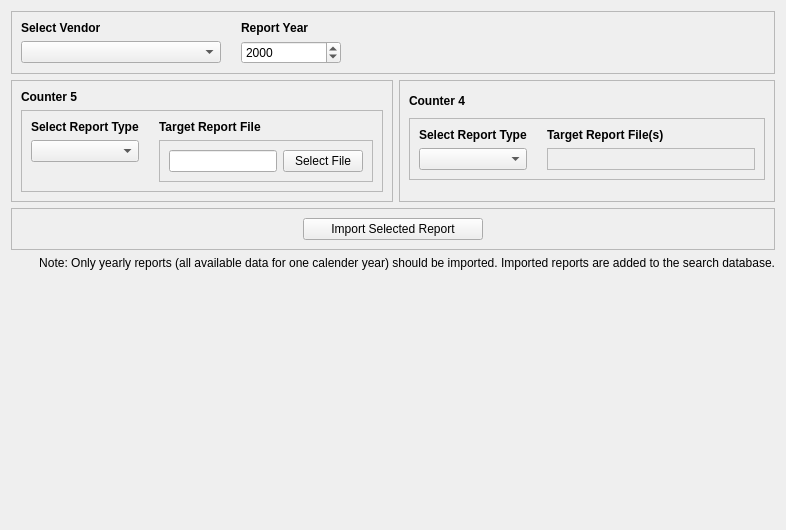
The window that ui/ImportReportTab.ui (CS-4820-Library-Project/COUNTER-5-Report-Tool-2020-5.0) describes before a commit, drawn with Qt 5.
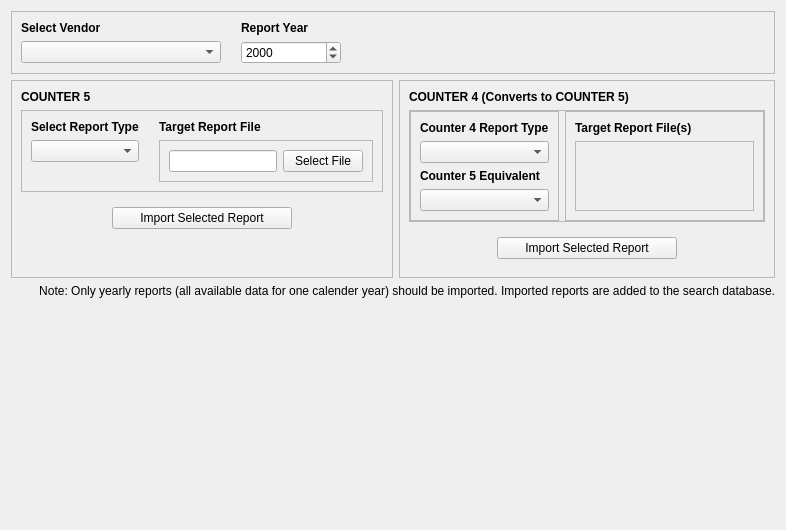
The same window after the commit. Icons and pictures are not drawn.

Commit message: Added equivalent combo box to import tab

The edit to the form file:
```diff
--- a/ui/ImportReportTab.ui
+++ b/ui/ImportReportTab.ui
@@ -139,7 +139,7 @@
             </font>
            </property>
            <property name="text">
-            <string>Counter 5</string>
+            <string>COUNTER 5</string>
            </property>
           </widget>
          </item>
@@ -222,6 +222,37 @@
            </layout>
           </widget>
          </item>
+         <item>
+          <widget class="QFrame" name="frame_25">
+           <property name="sizePolicy">
+            <sizepolicy hsizetype="Preferred" vsizetype="Fixed">
+             <horstretch>0</horstretch>
+             <verstretch>0</verstretch>
+            </sizepolicy>
+           </property>
+           <layout class="QGridLayout" name="gridLayout_8">
+            <item row="0" column="0">
+             <widget class="QPushButton" name="import_report_button_2">
+              <property name="sizePolicy">
+               <sizepolicy hsizetype="Fixed" vsizetype="Fixed">
+                <horstretch>0</horstretch>
+                <verstretch>0</verstretch>
+               </sizepolicy>
+              </property>
+              <property name="maximumSize">
+               <size>
+                <width>180</width>
+                <height>16777215</height>
+               </size>
+              </property>
+              <property name="text">
+               <string>Import Selected Report</string>
+              </property>
+             </widget>
+            </item>
+           </layout>
+          </widget>
+         </item>
          <item>
           <spacer name="verticalSpacer_2">
            <property name="orientation">
@@ -262,7 +293,7 @@
             </font>
            </property>
            <property name="text">
-            <string>Counter 4</string>
+            <string>COUNTER 4 (Converts to COUNTER 5)</string>
            </property>
           </widget>
          </item>
@@ -280,11 +311,29 @@
            <property name="frameShadow">
             <enum>QFrame::Raised</enum>
            </property>
-           <layout class="QGridLayout" name="gridLayout_3">
-            <property name="horizontalSpacing">
-             <number>20</number>
+           <layout class="QHBoxLayout" name="horizontalLayout_2">
+            <property name="leftMargin">
+             <number>0</number>
             </property>
-            <item row="0" column="0">
+            <property name="topMargin">
+             <number>0</number>
+            </property>
+            <property name="rightMargin">
+             <number>0</number>
+            </property>
+            <property name="bottomMargin">
+             <number>0</number>
+            </property>
+            <item>
+             <widget class="QFrame" name="frame_4">
+              <property name="frameShape">
+               <enum>QFrame::StyledPanel</enum>
+              </property>
+              <property name="frameShadow">
+               <enum>QFrame::Raised</enum>
+              </property>
+              <layout class="QVBoxLayout" name="verticalLayout_2">
+               <item>
              <widget class="QLabel" name="label_20">
               <property name="font">
                <font>
@@ -293,11 +342,42 @@
                </font>
               </property>
               <property name="text">
-               <string>Select Report Type</string>
+                  <string>Counter 4 Report Type</string>
               </property>
              </widget>
             </item>
-            <item row="0" column="1">
+               <item>
+                <widget class="QComboBox" name="c4_report_type_combo_box"/>
+               </item>
+               <item>
+                <widget class="QLabel" name="label_21">
+                 <property name="font">
+                  <font>
+                   <weight>75</weight>
+                   <bold>true</bold>
+                  </font>
+                 </property>
+                 <property name="text">
+                  <string>Counter 5 Equivalent</string>
+                 </property>
+                </widget>
+               </item>
+               <item>
+                <widget class="QComboBox" name="c4_report_type_equiv_combo_box"/>
+               </item>
+              </layout>
+             </widget>
+            </item>
+            <item>
+             <widget class="QFrame" name="frame_5">
+              <property name="frameShape">
+               <enum>QFrame::StyledPanel</enum>
+              </property>
+              <property name="frameShadow">
+               <enum>QFrame::Raised</enum>
+              </property>
+              <layout class="QVBoxLayout" name="verticalLayout_4">
+               <item>
              <widget class="QLabel" name="label_37">
               <property name="sizePolicy">
                <sizepolicy hsizetype="Expanding" vsizetype="Fixed">
@@ -316,7 +396,7 @@
               </property>
              </widget>
             </item>
-            <item row="1" column="1">
+               <item>
              <widget class="QFrame" name="c4_files_frame">
               <property name="frameShape">
                <enum>QFrame::StyledPanel</enum>
@@ -324,19 +404,6 @@
               <layout class="QHBoxLayout" name="horizontalLayout_16"/>
              </widget>
             </item>
-            <item row="1" column="0" alignment="Qt::AlignTop">
-             <widget class="QComboBox" name="c4_report_type_combo_box"/>
-            </item>
-           </layout>
-          </widget>
-         </item>
-         <item>
-          <spacer name="verticalSpacer_3">
-           <property name="orientation">
-            <enum>Qt::Vertical</enum>
-           </property>
-          </spacer>
-         </item>
         </layout>
        </widget>
       </item>
@@ -351,9 +418,6 @@
        <verstretch>0</verstretch>
       </sizepolicy>
      </property>
-     <property name="frameShape">
-      <enum>QFrame::StyledPanel</enum>
-     </property>
      <layout class="QGridLayout" name="gridLayout_7">
       <item row="0" column="0">
        <widget class="QPushButton" name="import_report_button">
@@ -372,6 +436,25 @@
         <property name="text">
          <string>Import Selected Report</string>
         </property>
+             </widget>
+            </item>
+           </layout>
+          </widget>
+         </item>
+         <item>
+          <spacer name="verticalSpacer_3">
+           <property name="orientation">
+            <enum>Qt::Vertical</enum>
+           </property>
+           <property name="sizeHint" stdset="0">
+            <size>
+             <width>0</width>
+             <height>0</height>
+            </size>
+           </property>
+          </spacer>
+         </item>
+        </layout>
        </widget>
       </item>
      </layout>
```
Lines whose indentation alone changed are shown as unchanged. The commit also changes 2 other files.
